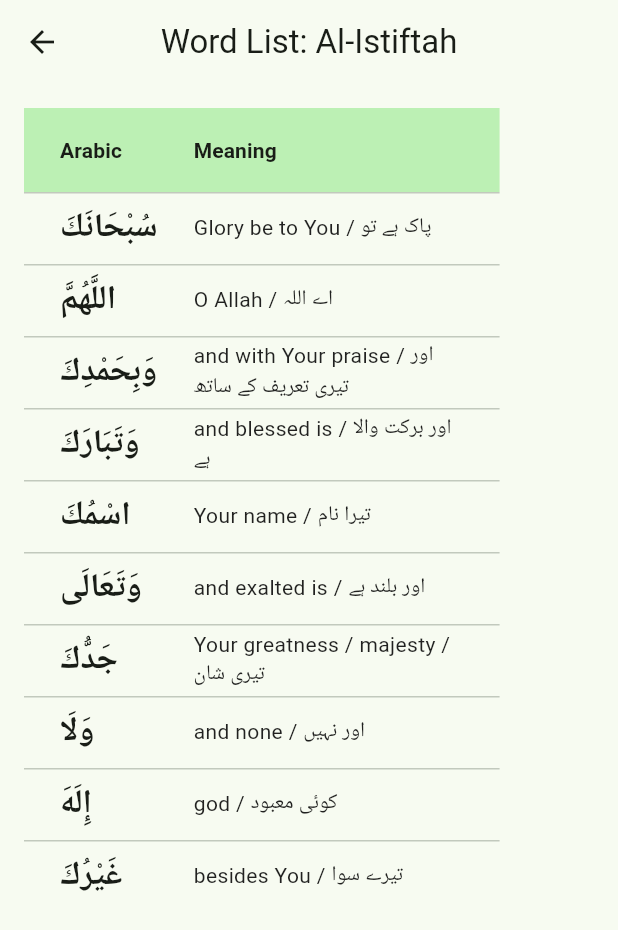
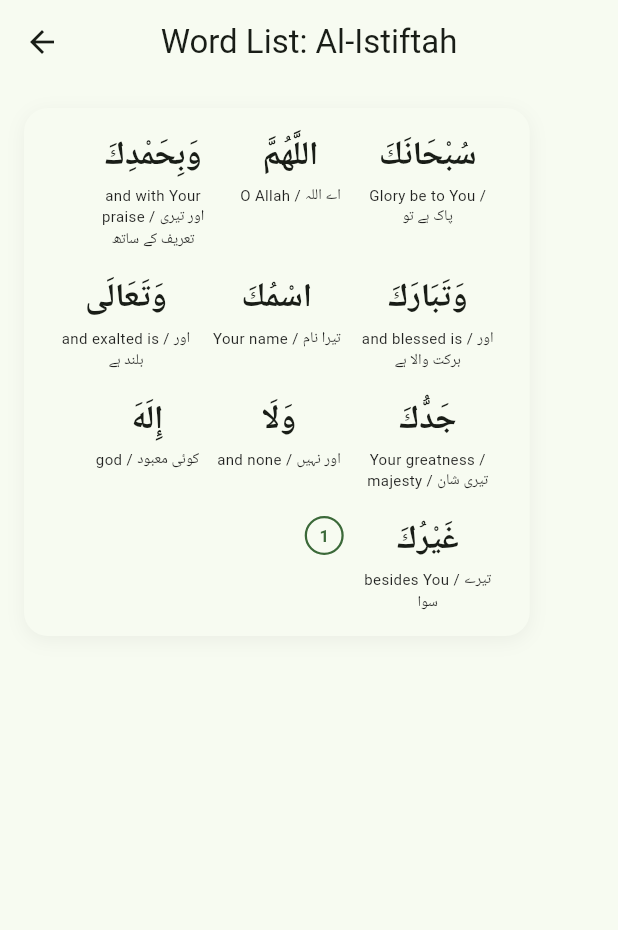
Before and after one commit to muhammadmahboob-collab/UnderstandSalah, a Flutter app: the screen it shows after launch, scrolled down 1624 dp, after a tap on "Word List", on a phone screen of 412 x 824 dp. Shown: the top 930 px of the screen. Run offline on Flutter 3.47's test engine with Material 3 defaults, Android fonts, the phone set to English and light mode, and no system bars; our stand-ins replace shared_preferences.

Commit message:
Redesign Word List as a mushaf-style word-by-word page

```diff
--- a/lib/screens/word_list_screen.dart
+++ b/lib/screens/word_list_screen.dart
@@ -3,9 +3,11 @@ import 'package:flutter/material.dart';
 import '../models/vocabulary_word.dart';
 import '../services/quiz_service.dart';
 import '../theme/app_text_styles.dart';
+import '../utils/lesson_context.dart';
 
-/// Shows every word in a lesson, in order, alongside its meaning — a plain
-/// reference list/table rather than a quiz.
+/// Shows every word in a lesson the way a Quran mushaf's word-by-word page
+/// does: Arabic on top, meaning underneath, flowing right-to-left with a
+/// small circle marking the end of each verse/line.
 class WordListScreen extends StatefulWidget {
   final String lessonFile;
   final String title;
@@ -23,7 +25,7 @@ class WordListScreen extends StatefulWidget {
 class _WordListScreenState extends State<WordListScreen> {
   final QuizService _quizService = QuizService();
 
-  List<VocabularyWord> _words = [];
+  List<WordGroup> _groups = [];
   bool _loading = true;
 
   @override
@@ -36,7 +38,7 @@ class _WordListScreenState extends State<WordListScreen> {
     await _quizService.loadLesson(widget.lessonFile);
 
     setState(() {
-      _words = _quizService.words;
+      _groups = groupIntoPhrases(_quizService.words);
       _loading = false;
     });
   }
@@ -57,51 +59,73 @@ class _WordListScreenState extends State<WordListScreen> {
       body: SafeArea(
         child: SingleChildScrollView(
           padding: const EdgeInsets.all(16),
-          child: DataTable(
-            headingRowColor: WidgetStateProperty.all(
-              colorScheme.primaryContainer,
+          child: Container(
+            padding: const EdgeInsets.all(16),
+            decoration: BoxDecoration(
+              color: colorScheme.surface,
+              borderRadius: BorderRadius.circular(16),
+              boxShadow: [
+                BoxShadow(
+                  color: Colors.black.withValues(alpha: 0.05),
+                  blurRadius: 10,
+                  offset: const Offset(0, 3),
+                ),
+              ],
             ),
-            columnSpacing: 24,
-            columns: const [
-              DataColumn(
-                label: Text(
-                  "Arabic",
-                  style: TextStyle(fontWeight: FontWeight.bold),
-                ),
-              ),
-              DataColumn(
-                label: Text(
-                  "Meaning",
-                  style: TextStyle(fontWeight: FontWeight.bold),
-                ),
-              ),
-            ],
-            rows: [
-              for (final word in _words)
-                DataRow(
-                  cells: [
-                    DataCell(
-                      Text(word.arabic, style: AppTextStyles.arabicWord(fontSize: 22)),
-                    ),
-                    DataCell(
-                      ConstrainedBox(
-                        constraints: const BoxConstraints(maxWidth: 180),
-                        child: Text(
-                          word.displayMeaning,
-                          softWrap: true,
-                          style: const TextStyle(
-                            fontSize: 14,
-                            color: Colors.black87,
-                          ),
-                        ),
-                      ),
-                    ),
-                  ],
-                ),
-            ],
+            child: Wrap(
+              textDirection: TextDirection.rtl,
+              alignment: WrapAlignment.start,
+              runSpacing: 16,
+              children: [
+                for (final group in _groups) ...[
+                  for (final word in group.words) _wordCell(word),
+                  _verseBadge(colorScheme, group.number),
+                ],
+              ],
+            ),
           ),
         ),
       ),
     );
   }
+
+  Widget _wordCell(VocabularyWord word) {
+    return Container(
+      constraints: const BoxConstraints(maxWidth: 92),
+      margin: const EdgeInsets.symmetric(horizontal: 6),
+      child: Column(
+        mainAxisSize: MainAxisSize.min,
+        children: [
+          Text(word.arabic, style: AppTextStyles.arabicWord(fontSize: 22)),
+          const SizedBox(height: 4),
+          Text(
+            word.displayMeaning,
+            textAlign: TextAlign.center,
+            style: const TextStyle(fontSize: 10, color: Colors.black87),
+          ),
+        ],
+      ),
+    );
+  }
+
+  Widget _verseBadge(ColorScheme colorScheme, int number) {
+    return Container(
+      width: 26,
+      height: 26,
+      margin: const EdgeInsets.symmetric(horizontal: 4),
+      alignment: Alignment.center,
+      decoration: BoxDecoration(
+        shape: BoxShape.circle,
+        border: Border.all(color: colorScheme.primary, width: 1.5),
+      ),
+      child: Text(
+        "$number",
+        style: TextStyle(
+          fontSize: 11,
+          fontWeight: FontWeight.bold,
+          color: colorScheme.primary,
+        ),
+      ),
+    );
+  }
 }
--- a/lib/utils/lesson_context.dart
+++ b/lib/utils/lesson_context.dart
@@ -28,3 +28,33 @@ WordContext contextFor(List<VocabularyWord> allWords, VocabularyWord target) {
 
   return WordContext(words: group, index: index < 0 ? 0 : index);
 }
+
+/// A single ayah/line group, in the order its words appear.
+class WordGroup {
+  final int number;
+  final List<VocabularyWord> words;
+
+  const WordGroup({required this.number, required this.words});
+}
+
+/// Groups [words] into consecutive ayah/line phrases, preserving file order
+/// — used to lay out a lesson's full word list the way a Quran mushaf page
+/// flows, with a marker at the end of each verse.
+List<WordGroup> groupIntoPhrases(List<VocabularyWord> words) {
+  final groups = <WordGroup>[];
+  String? currentKey;
+
+  for (final w in words) {
+    final number = w.ayah ?? w.line ?? 0;
+    final key = w.ayah != null ? 'ayah:${w.surah}:${w.ayah}' : 'line:${w.line}';
+
+    if (key != currentKey) {
+      groups.add(WordGroup(number: number, words: []));
+      currentKey = key;
+    }
+
+    groups.last.words.add(w);
+  }
+
+  return groups;
+}
```
